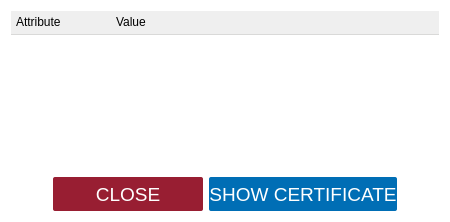
First picture: the form in client/dialogs/KeyDialog.ui, repository open-eid/DigiDoc4-Client, before the edit.
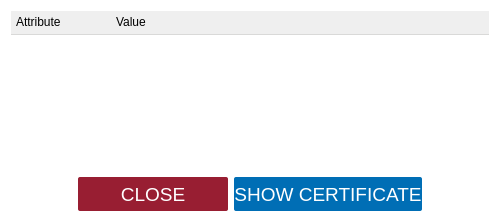
Second picture: the form after the edit.

Diff of the .ui file:
```diff
--- a/client/dialogs/KeyDialog.ui
+++ b/client/dialogs/KeyDialog.ui
@@ -9,13 +9,13 @@
    <rect>
     <x>0</x>
     <y>0</y>
-    <width>450</width>
+    <width>500</width>
     <height>222</height>
    </rect>
   </property>
   <property name="minimumSize">
    <size>
-    <width>450</width>
+    <width>500</width>
     <height>222</height>
    </size>
   </property>
```
